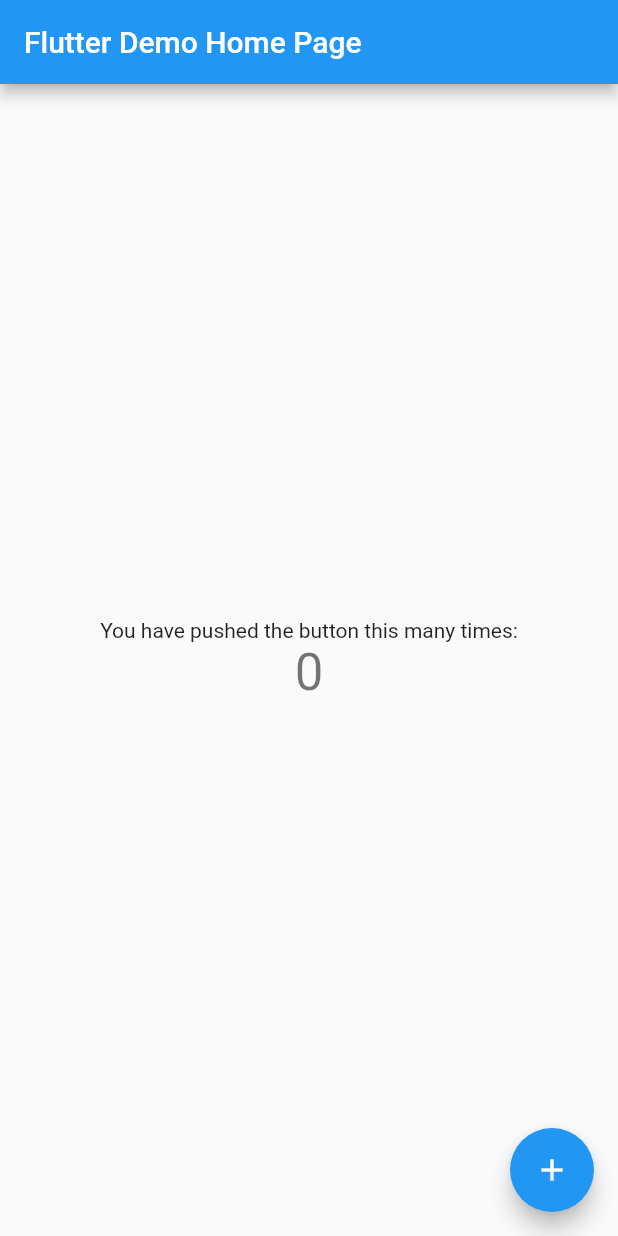
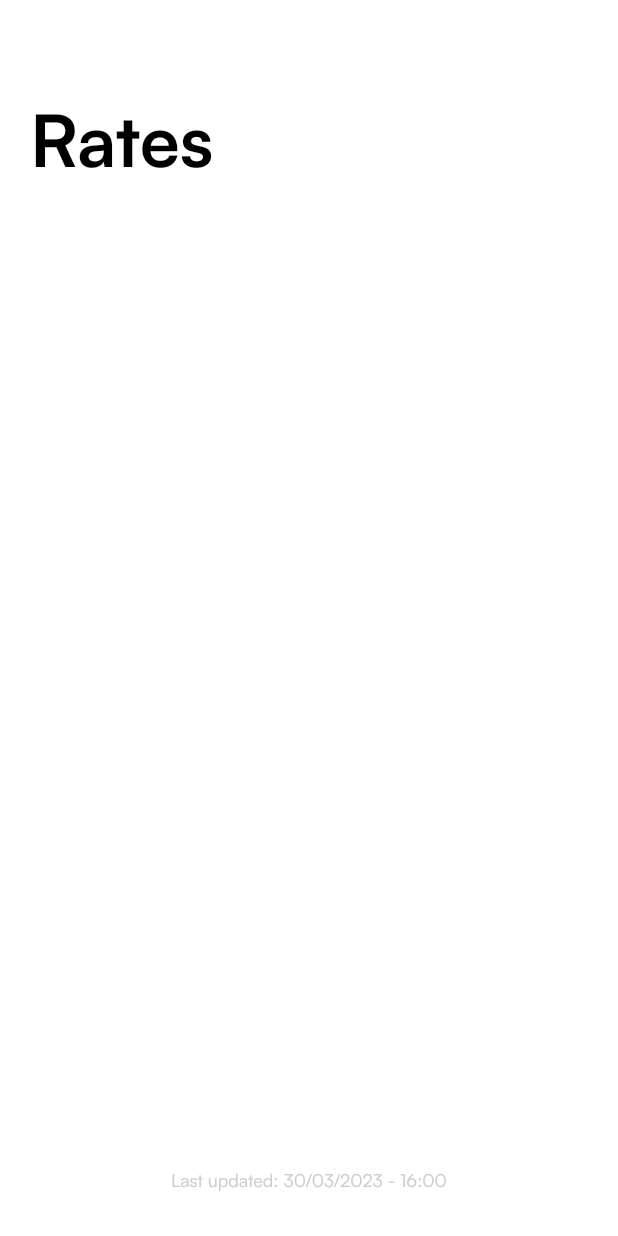
Before and after one commit to tavangar79/currency_rate_challange, a Flutter app: the screen it shows after launch, on a phone screen of 412 x 824 dp. Run offline on Flutter 3.47's test engine with Material 2 defaults, Android fonts, the phone set to English and light mode, and no system bars; our stand-ins replace get.

Commit message:
fix main and add main page
simple ui at the first

```diff
--- a/lib/main.dart
+++ b/lib/main.dart
@@ -1,4 +1,6 @@
+import 'package:currency_rate_challange/pages/main_page.dart';
 import 'package:flutter/material.dart';
+import 'package:get/get.dart';
 
 void main() {
   runApp(const MyApp());
@@ -10,106 +12,17 @@ class MyApp extends StatelessWidget {
   // This widget is the root of your application.
   @override
   Widget build(BuildContext context) {
-    return MaterialApp(
-      title: 'Flutter Demo',
+    return GetMaterialApp(
+      title: 'Live Currency Rate App',
+      debugShowCheckedModeBanner: false,
       theme: ThemeData(
-        // This is the theme of your application.
-        //
-        // Try running your application with "flutter run". You'll see the
-        // application has a blue toolbar. Then, without quitting the app, try
-        // changing the primarySwatch below to Colors.green and then invoke
-        // "hot reload" (press "r" in the console where you ran "flutter run",
-        // or simply save your changes to "hot reload" in a Flutter IDE).
-        // Notice that the counter didn't reset back to zero; the application
-        // is not restarted.
+        fontFamily: "Satoshi",
         primarySwatch: Colors.blue,
       ),
-      home: const MyHomePage(title: 'Flutter Demo Home Page'),
+      initialRoute: "/",
+      routes: {
+        "/":(ctx)=>const MainPage()
+      },
     );
   }
 }
-
-class MyHomePage extends StatefulWidget {
-  const MyHomePage({super.key, required this.title});
-
-  // This widget is the home page of your application. It is stateful, meaning
-  // that it has a State object (defined below) that contains fields that affect
-  // how it looks.
-
-  // This class is the configuration for the state. It holds the values (in this
-  // case the title) provided by the parent (in this case the App widget) and
-  // used by the build method of the State. Fields in a Widget subclass are
-  // always marked "final".
-
-  final String title;
-
-  @override
-  State<MyHomePage> createState() => _MyHomePageState();
-}
-
-class _MyHomePageState extends State<MyHomePage> {
-  int _counter = 0;
-
-  void _incrementCounter() {
-    setState(() {
-      // This call to setState tells the Flutter framework that something has
-      // changed in this State, which causes it to rerun the build method below
-      // so that the display can reflect the updated values. If we changed
-      // _counter without calling setState(), then the build method would not be
-      // called again, and so nothing would appear to happen.
-      _counter++;
-    });
-  }
-
-  @override
-  Widget build(BuildContext context) {
-    // This method is rerun every time setState is called, for instance as done
-    // by the _incrementCounter method above.
-    //
-    // The Flutter framework has been optimized to make rerunning build methods
-    // fast, so that you can just rebuild anything that needs updating rather
-    // than having to individually change instances of widgets.
-    return Scaffold(
-      appBar: AppBar(
-        // Here we take the value from the MyHomePage object that was created by
-        // the App.build method, and use it to set our appbar title.
-        title: Text(widget.title),
-      ),
-      body: Center(
-        // Center is a layout widget. It takes a single child and positions it
-        // in the middle of the parent.
-        child: Column(
-          // Column is also a layout widget. It takes a list of children and
-          // arranges them vertically. By default, it sizes itself to fit its
-          // children horizontally, and tries to be as tall as its parent.
-          //
-          // Invoke "debug painting" (press "p" in the console, choose the
-          // "Toggle Debug Paint" action from the Flutter Inspector in Android
-          // Studio, or the "Toggle Debug Paint" command in Visual Studio Code)
-          // to see the wireframe for each widget.
-          //
-          // Column has various properties to control how it sizes itself and
-          // how it positions its children. Here we use mainAxisAlignment to
-          // center the children vertically; the main axis here is the vertical
-          // axis because Columns are vertical (the cross axis would be
-          // horizontal).
-          mainAxisAlignment: MainAxisAlignment.center,
-          children: <Widget>[
-            const Text(
-              'You have pushed the button this many times:',
-            ),
-            Text(
-              '$_counter',
-              style: Theme.of(context).textTheme.headline4,
-            ),
-          ],
-        ),
-      ),
-      floatingActionButton: FloatingActionButton(
-        onPressed: _incrementCounter,
-        tooltip: 'Increment',
-        child: const Icon(Icons.add),
-      ), // This trailing comma makes auto-formatting nicer for build methods.
-    );
-  }
-}
--- /dev/null
+++ b/lib/pages/main_page.dart
@@ -0,0 +1,41 @@
+import 'package:flutter/material.dart';
+
+class MainPage extends StatelessWidget {
+  const MainPage({Key? key}) : super(key: key);
+
+  @override
+  Widget build(BuildContext context) {
+    return Scaffold(
+      backgroundColor: Colors.white,
+      body: Padding(
+        padding: const EdgeInsets.only(left: 20,top:60,right: 20,bottom: 30),
+        child: Column(
+          crossAxisAlignment: CrossAxisAlignment.start,
+          children: [
+            const Text("Rates",style: TextStyle(
+              color: Colors.black,
+              fontWeight: FontWeight.w700,
+              fontSize: 48
+            ),),
+            Expanded(
+              child:ListView.builder(
+                itemBuilder: (ctx,index){
+                  return Container();
+                },
+                itemCount: 10,
+              ),
+            ),
+            const SizedBox(height: 30,),
+            const Center(
+              child: Text("Last updated: 30/03/2023 - 16:00",style: TextStyle(
+                  color: Color(0xffcccccc),
+                  fontWeight: FontWeight.w400,
+                  fontSize: 12
+              ),),
+            ),
+          ],
+        ),
+      ),
+    );
+  }
+}
```
